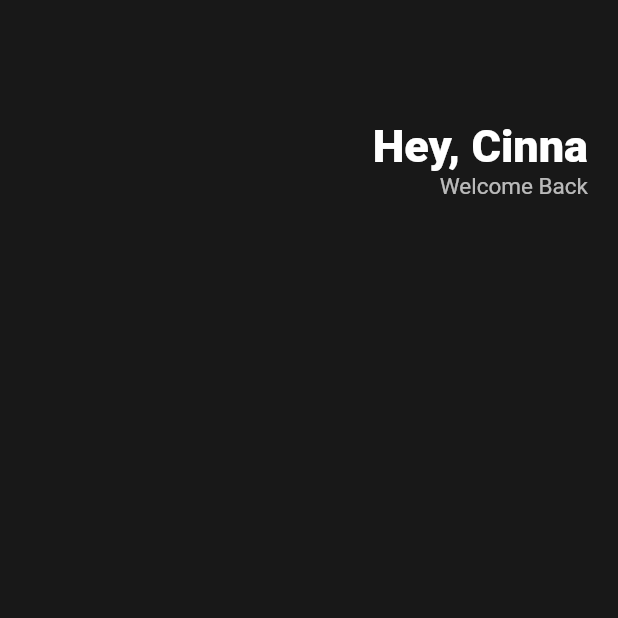
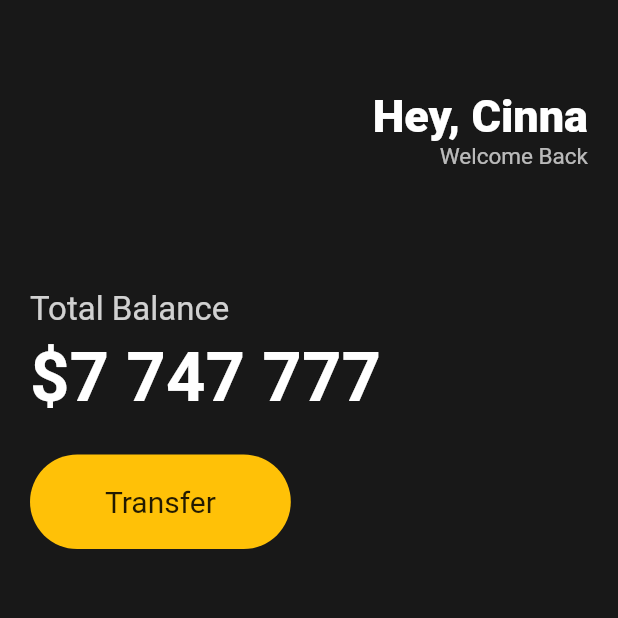
Before and after one commit to mintcoo/flutter-practice, a Flutter app: the screen it shows after launch, on a phone screen of 412 x 824 dp, the top half of it. Run offline on Flutter 3.47's test engine with Material 2 defaults, Android fonts, the light colour scheme and no system bars.

Commit message:
노란색 버튼

```diff
--- a/toonflix/lib/main.dart
+++ b/toonflix/lib/main.dart
@@ -13,9 +13,10 @@ class App extends StatelessWidget {
           body: Padding(
             padding: EdgeInsets.symmetric(horizontal: 20),
             child: Column(
+              crossAxisAlignment: CrossAxisAlignment.start,
               children: [
                 SizedBox(
-                  height: 80,
+                  height: 60,
                 ),
                 Row(
                   mainAxisAlignment: MainAxisAlignment.end,
@@ -37,6 +38,52 @@ class App extends StatelessWidget {
                       ],
                     )
                   ],
+                ),
+                SizedBox(
+                  height: 80,
+                ),
+                Text(
+                  "Total Balance",
+                  style: TextStyle(
+                    color: Colors.white.withOpacity(0.8),
+                    fontSize: 22,
+                  ),
+                ),
+                SizedBox(
+                  height: 5,
+                ),
+                Text(
+                  "\$7 747 777",
+                  style: TextStyle(
+                    color: Colors.white,
+                    fontSize: 46,
+                    fontWeight: FontWeight.w600,
+                  ),
+                ),
+                SizedBox(
+                  height: 25,
+                ),
+                Row(
+                  children: [
+                    Container(
+                      decoration: BoxDecoration(
+                        color: Colors.amber,
+                        borderRadius: BorderRadius.circular(45),
+                      ),
+                      child: Padding(
+                        padding: EdgeInsets.symmetric(
+                          vertical: 20,
+                          horizontal: 50,
+                        ),
+                        child: Text(
+                          "Transfer",
+                          style: TextStyle(
+                            fontSize: 20,
+                          ),
+                        ),
+                      ),
+                    )
+                  ],
                 )
               ],
             ),
```
Also changed, not shown: assets/image-20231115171234404.png (added), assets/image-20231115171428452.png (added), assets/image-20231115171602575.png (added), 1 other file.
